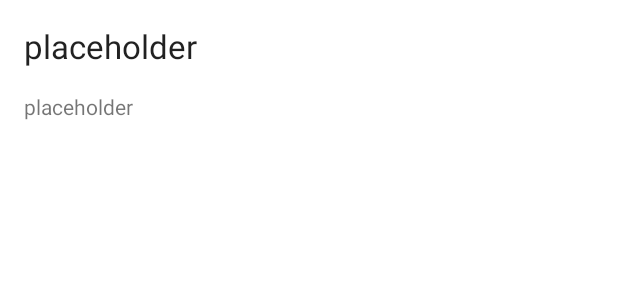
After one commit to valdezet/yield-mobile, an Android app: the layout item_task_list_recycler.xml on its own in the app's theme, with its tools: preview values and no code run, on a phone screen of 412 x 824 dp. The commit adds this screen. Shown: the top 300 px of the screen. Run offline under Robolectric (Android 15) with nearby library versions, the phone set to English and light mode, and no system bars.

Commit message:
task list, not infinitely scrolling yet

```diff
--- a/app/src/main/java/com/example/yieldmobile/data/RetrofitApiProviderModule.kt
+++ b/app/src/main/java/com/example/yieldmobile/data/RetrofitApiProviderModule.kt
@@ -14,4 +14,9 @@ class RetrofitApiProviderModule {
     fun provideAuthApi(retrofit: Retrofit): AuthRetrofitApi {
         return retrofit.create(AuthRetrofitApi::class.java)
     }
+
+    @Provides
+    fun provideTaskApi(retrofit: Retrofit): TaskRetrofitApi {
+        return retrofit.create(TaskRetrofitApi::class.java)
+    }
 }
--- /dev/null
+++ b/app/src/main/res/layout/item_task_list_recycler.xml
@@ -0,0 +1,27 @@
+<?xml version="1.0" encoding="utf-8"?>
+<androidx.constraintlayout.widget.ConstraintLayout xmlns:android="http://schemas.android.com/apk/res/android"
+    xmlns:app="http://schemas.android.com/apk/res-auto"
+    xmlns:tools="http://schemas.android.com/tools"
+    android:layout_width="match_parent"
+    android:layout_height="wrap_content">
+
+    <TextView
+        android:id="@+id/item_task_list_recycler_name"
+        android:layout_width="wrap_content"
+        android:layout_height="wrap_content"
+        android:layout_marginStart="@dimen/margin_horizontal_default"
+        android:layout_marginTop="@dimen/margin_vertical_default"
+        android:textAppearance="@style/TextAppearance.AppCompat.Large"
+        app:layout_constraintStart_toStartOf="parent"
+        app:layout_constraintTop_toTopOf="parent"
+        tools:text="@string/placeholder" />
+
+    <TextView
+        android:id="@+id/item_task_list_recycler_notes"
+        android:layout_width="wrap_content"
+        android:layout_height="wrap_content"
+        android:layout_marginTop="@dimen/margin_vertical_default"
+        app:layout_constraintStart_toStartOf="@+id/item_task_list_recycler_name"
+        app:layout_constraintTop_toBottomOf="@+id/item_task_list_recycler_name"
+        tools:text="@string/placeholder" />
+</androidx.constraintlayout.widget.ConstraintLayout>
--- a/app/src/main/res/values/strings.xml
+++ b/app/src/main/res/values/strings.xml
@@ -6,4 +6,5 @@
     <string name="label_password">Password</string>
     <string name="label_login">Log in</string>
     <string name="placeholder">placeholder</string>
+    <string name="label_tasks">Tasks</string>
 </resources>
```
Also changed, not shown: app/src/main/java/com/example/yieldmobile/data/TaskRepository.kt (added, +14 -0 lines), app/src/main/java/com/example/yieldmobile/data/TaskRetrofitApi.kt (added, +16 -0 lines), app/src/main/java/com/example/yieldmobile/data/dto/PaginatedResourceCollectionMeta.kt (added, +32 -0 lines), app/src/main/java/com/example/yieldmobile/data/dto/PaginatedTaskResourceCollectionResponse.kt (added, +10 -0 lines), app/src/main/java/com/example/yieldmobile/data/dto/TaskResource.kt (added, +21 -0 lines), app/src/main/java/com/example/yieldmobile/data/model/TaskListScreenState.kt (added, +9 -0 lines), app/src/main/java/com/example/yieldmobile/data/model/TaskSummary.kt (added, +22 -0 lines), app/src/main/java/com/example/yieldmobile/ui/tasks/TaskListFragment.kt (added, +71 -0 lines), app/src/main/java/com/example/yieldmobile/ui/tasks/TaskListRecyclerAdapter.kt (added, +36 -0 lines), app/src/main/java/com/example/yieldmobile/ui/tasks/TaskListViewModel.kt (added, +40 -0 lines), app/src/main/res/layout/fragment_task_list.xml (added, +24 -0 lines), app/src/main/res/navigation/main_activity_nav_graph.xml (+6 -1 lines).
